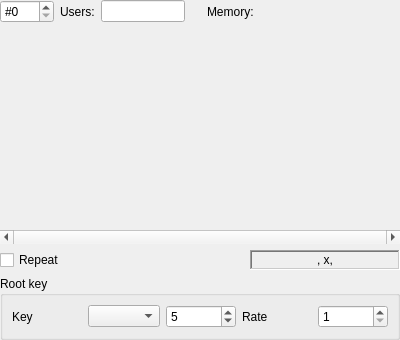
This is BambooTracker/gui/instrument_editor/adpcm_sample_editor.ui in BambooTracker/BambooTracker as Qt 5 draws it before an edit. The edited form follows.
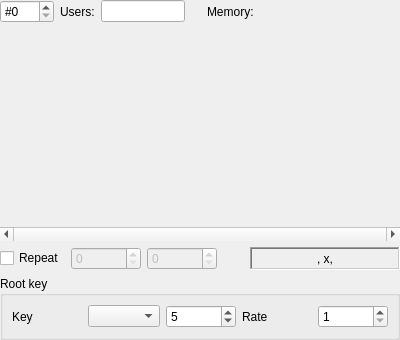
This is the edited form. Icons and pictures are not drawn. Custom widgets are drawn as their Qt base class.

Commit message:
Add repeat point spinboxes to ADPCM sample editor
Not works audio routine yet

Diff of the .ui file:
```diff
--- a/BambooTracker/gui/instrument_editor/adpcm_sample_editor.ui
+++ b/BambooTracker/gui/instrument_editor/adpcm_sample_editor.ui
@@ -135,6 +135,32 @@
        </property>
       </widget>
      </item>
+     <item>
+      <widget class="AdpcmStartAddressSpinBox" name="repeatBeginSpinBox">
+       <property name="enabled">
+        <bool>false</bool>
+       </property>
+       <property name="minimumSize">
+        <size>
+         <width>70</width>
+         <height>0</height>
+        </size>
+       </property>
+      </widget>
+     </item>
+     <item>
+      <widget class="AdpcmStopAddressSpinBox" name="repeatEndSpinBox">
+       <property name="enabled">
+        <bool>false</bool>
+       </property>
+       <property name="minimumSize">
+        <size>
+         <width>70</width>
+         <height>0</height>
+        </size>
+       </property>
+      </widget>
+     </item>
      <item>
       <spacer name="horizontalSpacer_4">
        <property name="orientation">
@@ -315,6 +341,18 @@
    </property>
   </action>
  </widget>
+ <customwidgets>
+  <customwidget>
+   <class>AdpcmStartAddressSpinBox</class>
+   <extends>QSpinBox</extends>
+   <header>gui/instrument_editor/adpcm_address_spin_box.hpp</header>
+  </customwidget>
+  <customwidget>
+   <class>AdpcmStopAddressSpinBox</class>
+   <extends>QSpinBox</extends>
+   <header>gui/instrument_editor/adpcm_address_spin_box.hpp</header>
+  </customwidget>
+ </customwidgets>
  <tabstops>
   <tabstop>sampleNumSpinBox</tabstop>
   <tabstop>usersLineEdit</tabstop>
```
Left out of the diff: 2 changed lines with no effect on the pictures. The commit also changes 19 other files.
